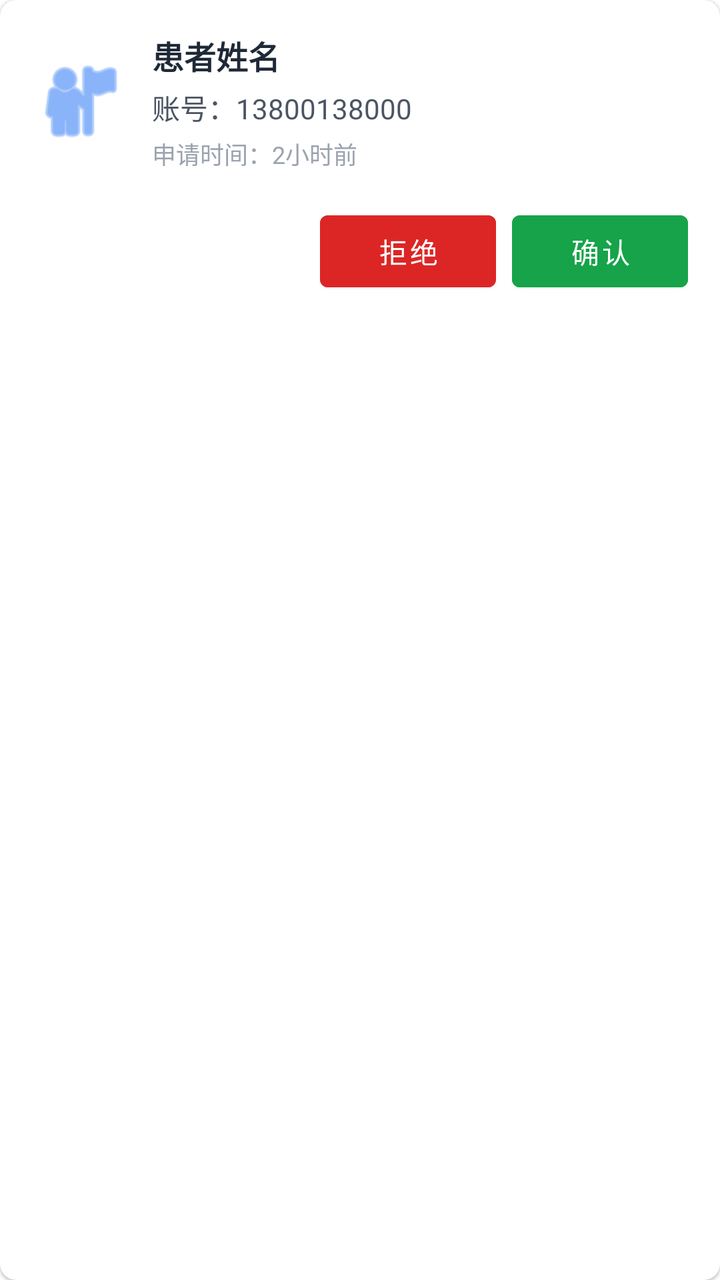
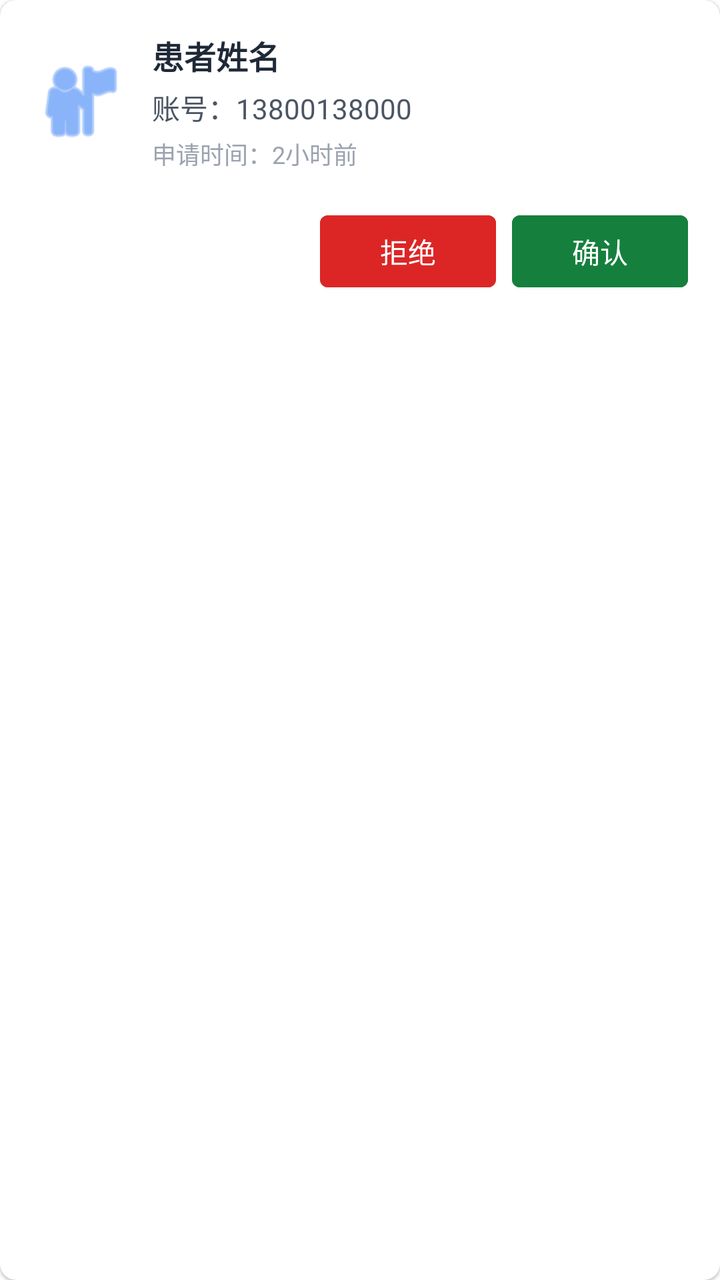

Compare the two renders of this Android layout. The source of the first and the diff that turns it into the second are given below.
<!-- AndroidManifest.xml: application theme Theme.WinsRehab -->
<!-- res/layout/item_patient_application.xml -->
<?xml version="1.0" encoding="utf-8"?>
<androidx.cardview.widget.CardView xmlns:android="http://schemas.android.com/apk/res/android"
    xmlns:app="http://schemas.android.com/apk/res-auto"
    android:layout_width="match_parent"
    android:layout_height="wrap_content"
    android:layout_marginBottom="@dimen/space_12"
    app:cardCornerRadius="@dimen/radius_8"
    app:cardElevation="@dimen/elevation_1">

    <LinearLayout
        android:layout_width="match_parent"
        android:layout_height="wrap_content"
        android:orientation="vertical"
        android:padding="@dimen/space_16">

        <LinearLayout
            android:layout_width="match_parent"
            android:layout_height="wrap_content"
            android:orientation="horizontal"
            android:gravity="center_vertical">

            <ImageView
                android:layout_width="48dp"
                android:layout_height="48dp"
                android:src="@android:drawable/ic_menu_myplaces"
                app:tint="@color/info"
                android:layout_marginEnd="@dimen/space_12"/>

            <LinearLayout
                android:layout_width="0dp"
                android:layout_height="wrap_content"
                android:layout_weight="1"
                android:orientation="vertical">

                <TextView
                    android:id="@+id/tvPatientName"
                    android:layout_width="wrap_content"
                    android:layout_height="wrap_content"
                    android:text="患者姓名" android:textAppearance="@style/TextAppearance.WinsRehab.Title16"
                    android:textStyle="bold"
                    android:textColor="@color/on_surface"/>

                <TextView
                    android:id="@+id/tvPatientAccount"
                    android:layout_width="wrap_content"
                    android:layout_height="wrap_content"
                    android:text="账号：13800138000" android:textAppearance="@style/TextAppearance.WinsRehab.Body14"
                    android:textColor="@color/on_surface_secondary"
                    android:layout_marginTop="@dimen/space_4"/>

                <TextView
                    android:id="@+id/tvApplyTime"
                    android:layout_width="wrap_content"
                    android:layout_height="wrap_content"
                    android:text="申请时间：2小时前" android:textAppearance="@style/TextAppearance.WinsRehab.Body12"
                    android:textColor="@color/on_surface_tertiary"
                    android:layout_marginTop="@dimen/space_4"/>

            </LinearLayout>

        </LinearLayout>

        <LinearLayout
            android:layout_width="match_parent"
            android:layout_height="wrap_content"
            android:orientation="horizontal"
            android:layout_marginTop="@dimen/space_16"
            android:gravity="end">

            <Button
                android:id="@+id/btnReject"
                android:layout_width="wrap_content"
                android:layout_height="wrap_content"
                android:text="拒绝"
                android:backgroundTint="@color/danger"
                android:layout_marginEnd="@dimen/space_8"

                />

            <Button
                android:id="@+id/btnConfirm"
                android:layout_width="wrap_content"
                android:layout_height="wrap_content"
                android:text="确认"
                android:backgroundTint="@color/success"

                />

        </LinearLayout>

    </LinearLayout>

</androidx.cardview.widget.CardView>
<!-- resources referenced by this layout -->
<resources>
  <color name="danger">#FFDC2626</color>
  <color name="info">#FF3B82F6</color>
  <color name="on_surface">#FF1F2937</color>
  <color name="on_surface_secondary">#FF4B5563</color>
  <color name="on_surface_tertiary">#FF9CA3AF</color>
  <color name="success">#FF16A34A</color>
  <dimen name="elevation_1">1dp</dimen>
  <dimen name="radius_8">8dp</dimen>
  <dimen name="space_12">12dp</dimen>
  <dimen name="space_16">16dp</dimen>
  <dimen name="space_4">4dp</dimen>
  <dimen name="space_8">8dp</dimen>
  <style name="TextAppearance.WinsRehab.Body12">
          <item name="android:textSize">12sp</item> 
      </style>
  <style name="TextAppearance.WinsRehab.Body14">
          <item name="android:textSize">14sp</item> 
      </style>
  <style name="TextAppearance.WinsRehab.Title16">
          <item name="android:textSize">16sp</item> 
      </style>
  <style name="Theme.WinsRehab" parent="Theme.MaterialComponents.DayNight.NoActionBar">
          <item name="buttonStyle">@style/MyRoundButton</item>
  
  
  
      </style>
  <style name="MyRoundButton">MyRoundButton
          <item name="android:background">@drawable/shape_btn_round</item>
  
      </style>
  <!-- drawable shape_btn_round (drawable) -->
  <?xml version="1.0" encoding="utf-8"?>
  <shape xmlns:android="http://schemas.android.com/apk/res/android">
  
      <corners android:radius="@dimen/radius_8"/>               
      <padding android:left="@dimen/space_4" android:right="@dimen/space_4"
        />
  </shape>
</resources>

<!-- the commit's change to res/layout/item_patient_application.xml (unified diff, before → after) -->
@@ -73,6 +73,7 @@
                 android:layout_height="wrap_content"
                 android:text="拒绝"
                 android:backgroundTint="@color/danger"
+                android:textColor="@color/on_primary" android:textAppearance="@style/TextAppearance.WinsRehab.Body14"
                 android:layout_marginEnd="@dimen/space_8"
 
                 />
@@ -82,7 +83,8 @@
                 android:layout_width="wrap_content"
                 android:layout_height="wrap_content"
                 android:text="确认"
-                android:backgroundTint="@color/success"
+                android:backgroundTint="@color/brand_patient_primary_dark"
+                android:textColor="@color/on_primary" android:textAppearance="@style/TextAppearance.WinsRehab.Body14"
 
                 />
 
<!-- resource entries referenced after the edit -->
@@ -1,11 +1,12 @@
 <!-- resources referenced by this layout -->
 <resources>
+  <color name="brand_patient_primary_dark">#FF15803D</color>
   <color name="danger">#FFDC2626</color>
   <color name="info">#FF3B82F6</color>
+  <color name="on_primary">#FFFFFFFF</color>
   <color name="on_surface">#FF1F2937</color>
   <color name="on_surface_secondary">#FF4B5563</color>
   <color name="on_surface_tertiary">#FF9CA3AF</color>
-  <color name="success">#FF16A34A</color>
   <dimen name="elevation_1">1dp</dimen>
   <dimen name="radius_8">8dp</dimen>
   <dimen name="space_12">12dp</dimen>
